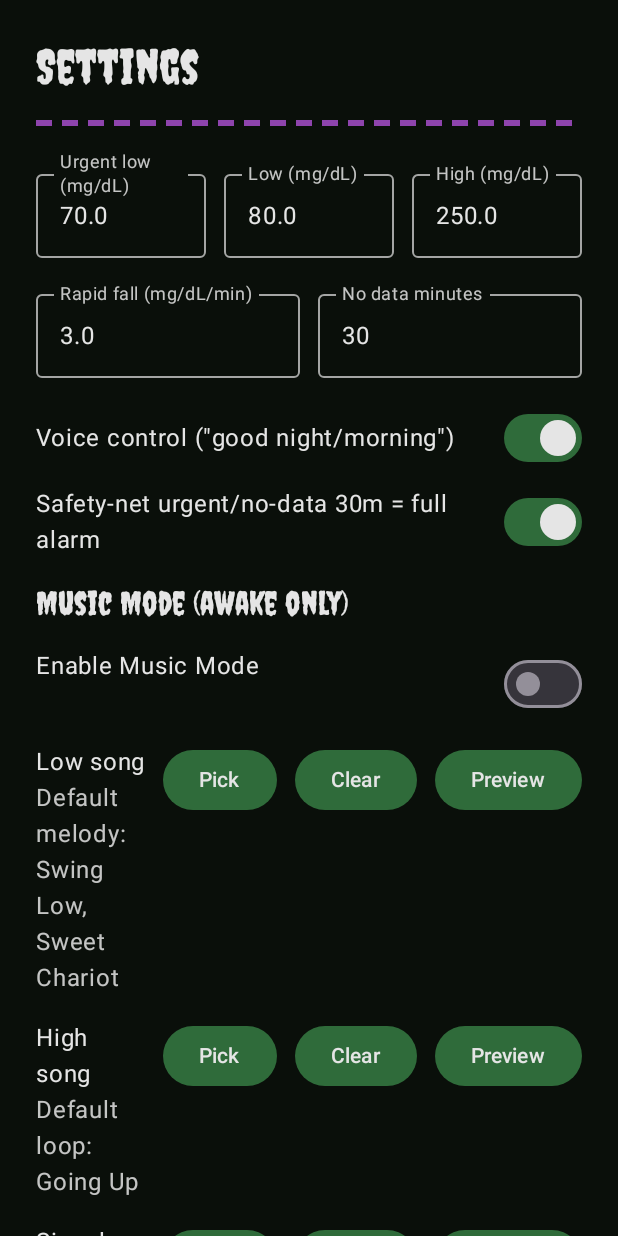
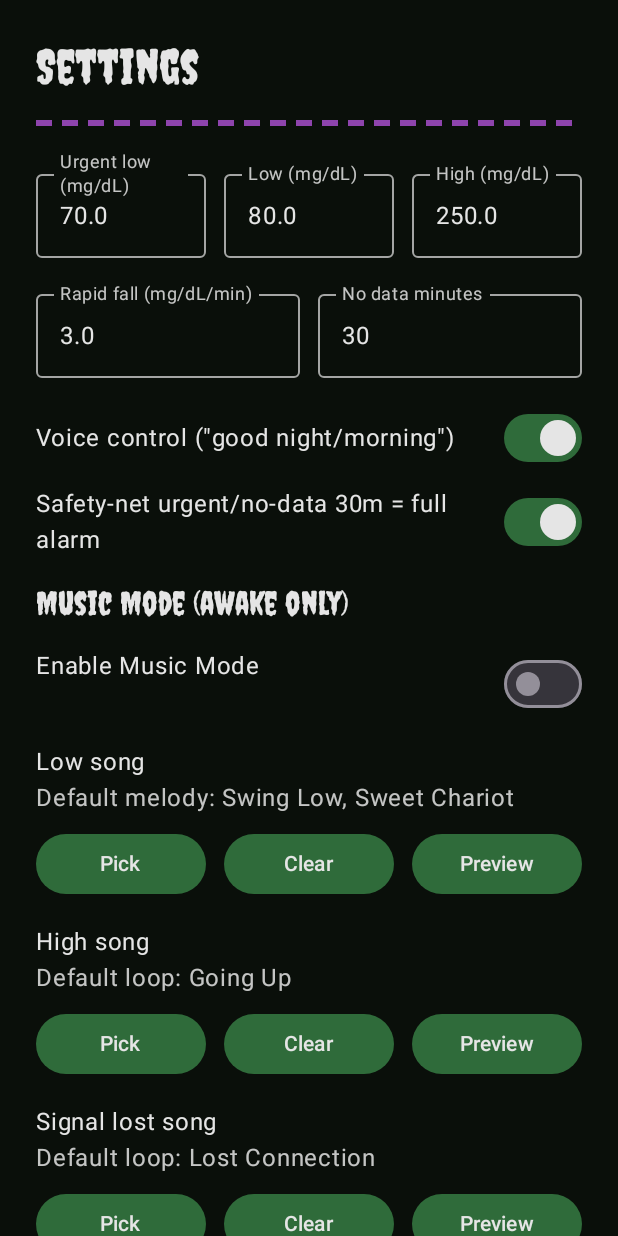
Before and after one commit to codescrapbook/g7-night-alarm, an Android app built with Jetpack Compose: the screen it shows after launch (MainActivity), after a tap on "Settings", on a phone screen of 412 x 824 dp. Run offline under Robolectric (Android 15) with nearby library versions, the phone set to English and light mode, and no system bars; our stand-ins replace Room's generated code.

Commit message:
phone: settings music rows stack label above buttons; alarm: keep value+arrow on one line by sizing on phones
Co-authored-by: Joe Seeley <codescrapbook@users.noreply.github.com>

```diff
--- a/app/src/main/java/com/g7nightalarm/app/ui/screens/SettingsScreen.kt
+++ b/app/src/main/java/com/g7nightalarm/app/ui/screens/SettingsScreen.kt
@@ -204,6 +204,29 @@ fun SettingsScreen(onBack: () -> Unit) {
             })
         }
         // Low song picker (default melody if none)
+        if (isNarrow) {
+            Column(Modifier.fillMaxWidth(), verticalArrangement = Arrangement.spacedBy(8.dp)) {
+                Column(Modifier.fillMaxWidth()) {
+                    Text("Low song", color = labelColor)
+                    val desc = if (musicLowUri.isNotBlank()) "Custom audio selected" else "Default melody: Swing Low, Sweet Chariot"
+                    Text(desc, color = secondaryColor)
+                }
+                Row(Modifier.fillMaxWidth(), horizontalArrangement = Arrangement.spacedBy(12.dp)) {
+                    Button(onClick = { pickAudioLowLauncher?.launch(arrayOf("audio/*")) }, enabled = pickAudioLowLauncher != null, modifier = Modifier.weight(1f)) { Text("Pick") }
+                    Button(onClick = {
+                        scope.launch { repo.update { it.remove(SettingsKeys.musicLowUri) } }
+                        musicLowUri = ""
+                    }, modifier = Modifier.weight(1f)) { Text("Clear") }
+                    Button(onClick = {
+                        val vol = awakeVol.coerceIn(1, 100)
+                        scope.launch {
+                            if (musicLowUri.isNotBlank()) alarm.startAwakeMusicFromUri(vol, Uri.parse(musicLowUri))
+                            else alarm.startAwakeMusicLowDefault(vol)
+                        }
+                    }, modifier = Modifier.weight(1f)) { Text("Preview") }
+                }
+            }
+        } else {
             Row(Modifier.fillMaxWidth(), horizontalArrangement = Arrangement.spacedBy(12.dp)) {
                 Column(Modifier.weight(1f)) {
                     Text("Low song", color = labelColor)
@@ -223,7 +246,31 @@ fun SettingsScreen(onBack: () -> Unit) {
                     }
                 }) { Text("Preview") }
             }
+        }
         // High song picker
+        if (isNarrow) {
+            Column(Modifier.fillMaxWidth(), verticalArrangement = Arrangement.spacedBy(8.dp)) {
+                Column(Modifier.fillMaxWidth()) {
+                    Text("High song", color = labelColor)
+                    val desc = if (musicHighUri.isNotBlank()) "Custom audio selected" else "Default loop: Going Up"
+                    Text(desc, color = secondaryColor)
+                }
+                Row(Modifier.fillMaxWidth(), horizontalArrangement = Arrangement.spacedBy(12.dp)) {
+                    Button(onClick = { pickAudioHighLauncher?.launch(arrayOf("audio/*")) }, enabled = pickAudioHighLauncher != null, modifier = Modifier.weight(1f)) { Text("Pick") }
+                    Button(onClick = {
+                        scope.launch { repo.update { it.remove(SettingsKeys.musicHighUri) } }
+                        musicHighUri = ""
+                    }, modifier = Modifier.weight(1f)) { Text("Clear") }
+                    Button(onClick = {
+                        val vol = awakeVol.coerceIn(1, 100)
+                        scope.launch {
+                            if (musicHighUri.isNotBlank()) alarm.startAwakeMusicFromUri(vol, Uri.parse(musicHighUri))
+                            else alarm.startAwakeMusicHighDefault(vol)
+                        }
+                    }, modifier = Modifier.weight(1f)) { Text("Preview") }
+                }
+            }
+        } else {
             Row(Modifier.fillMaxWidth(), horizontalArrangement = Arrangement.spacedBy(12.dp)) {
                 Column(Modifier.weight(1f)) {
                     Text("High song", color = labelColor)
@@ -243,7 +290,31 @@ fun SettingsScreen(onBack: () -> Unit) {
                     }
                 }) { Text("Preview") }
             }
+        }
         // Signal lost song picker
+        if (isNarrow) {
+            Column(Modifier.fillMaxWidth(), verticalArrangement = Arrangement.spacedBy(8.dp)) {
+                Column(Modifier.fillMaxWidth()) {
+                    Text("Signal lost song", color = labelColor)
+                    val desc = if (musicSignalUri.isNotBlank()) "Custom audio selected" else "Default loop: Lost Connection"
+                    Text(desc, color = secondaryColor)
+                }
+                Row(Modifier.fillMaxWidth(), horizontalArrangement = Arrangement.spacedBy(12.dp)) {
+                    Button(onClick = { pickAudioSignalLauncher?.launch(arrayOf("audio/*")) }, enabled = pickAudioSignalLauncher != null, modifier = Modifier.weight(1f)) { Text("Pick") }
+                    Button(onClick = {
+                        scope.launch { repo.update { it.remove(SettingsKeys.musicSignalUri) } }
+                        musicSignalUri = ""
+                    }, modifier = Modifier.weight(1f)) { Text("Clear") }
+                    Button(onClick = {
+                        val vol = awakeVol.coerceIn(1, 100)
+                        scope.launch {
+                            if (musicSignalUri.isNotBlank()) alarm.startAwakeMusicFromUri(vol, Uri.parse(musicSignalUri))
+                            else alarm.startAwakeMusicSignalDefault(vol)
+                        }
+                    }, modifier = Modifier.weight(1f)) { Text("Preview") }
+                }
+            }
+        } else {
             Row(Modifier.fillMaxWidth(), horizontalArrangement = Arrangement.spacedBy(12.dp)) {
                 Column(Modifier.weight(1f)) {
                     Text("Signal lost song", color = labelColor)
@@ -262,6 +333,7 @@ fun SettingsScreen(onBack: () -> Unit) {
                         else alarm.startAwakeMusicSignalDefault(vol)
                     }
                 }) { Text("Preview") }
+            }
         }
         Text("Awake volume: $awakeVol%", style = MaterialTheme.typography.titleMedium, color = labelColor)
         Slider(value = awakeVol.toFloat(), onValueChange = { v -> awakeVol = v.toInt().coerceIn(1, 100) }, valueRange = 1f..100f)
```
Also changed, not shown: app/src/main/java/com/g7nightalarm/app/ui/alarm/AlarmActivity.kt (+10 -2 lines). Lines whose indentation alone changed are shown as unchanged.
